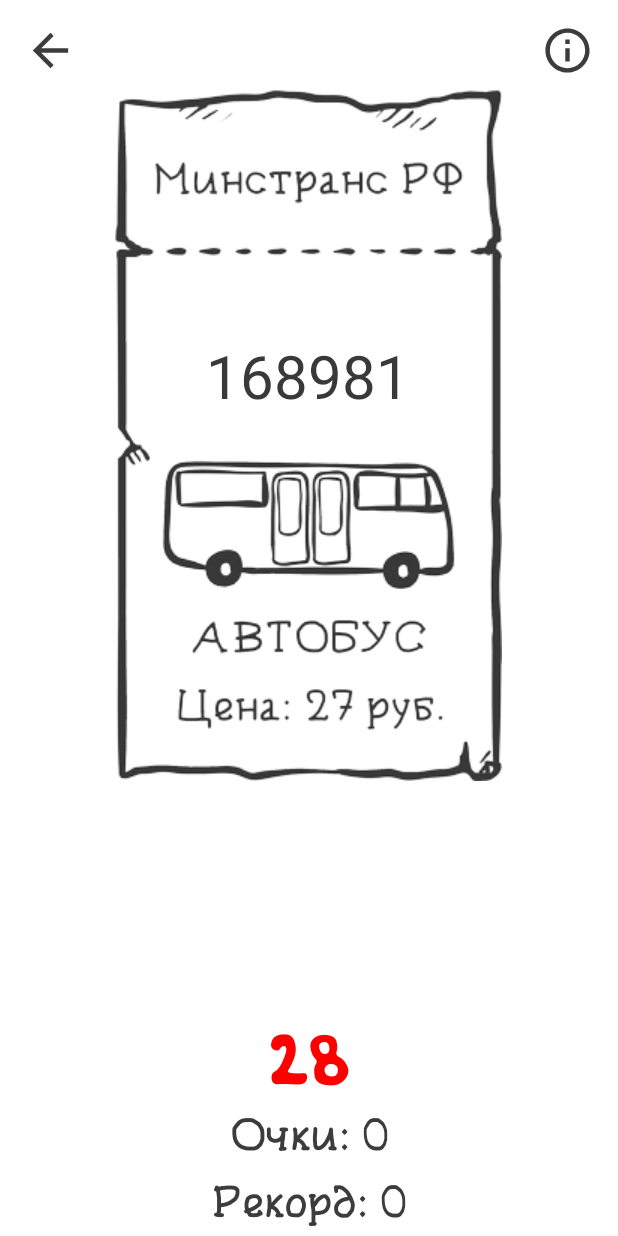
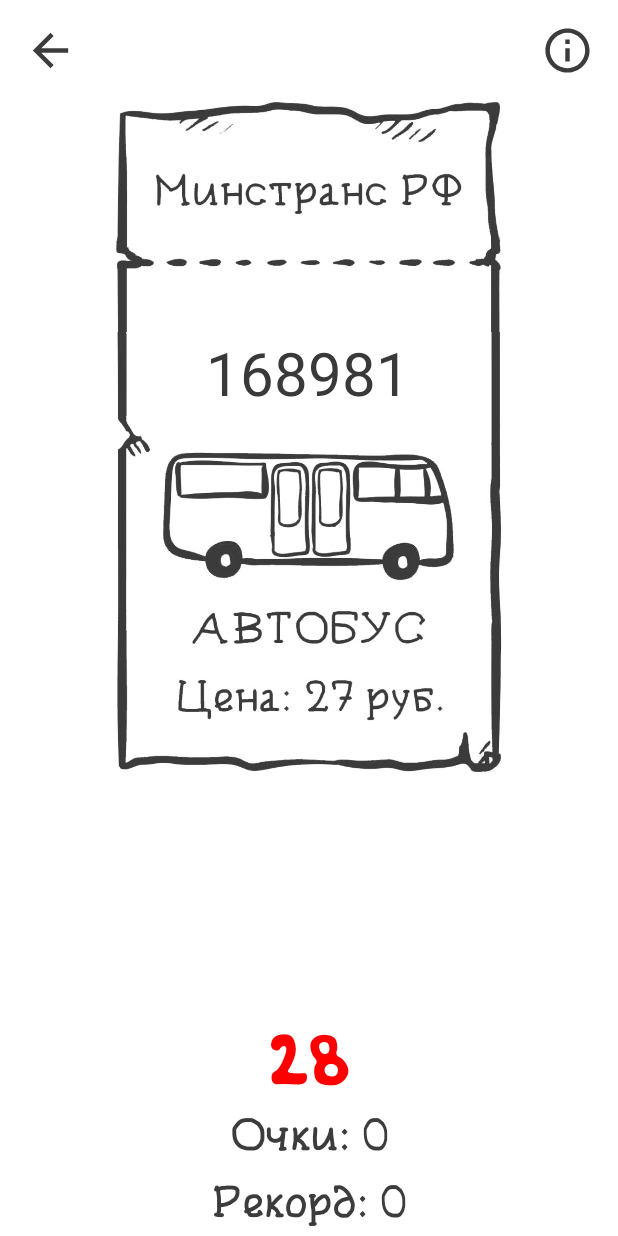
Before and after one commit to whatiamdoing/Ticket, an Android app: the fragment GameFragment shown on its own in the app's theme, on a phone screen of 412 x 824 dp. Run offline under Robolectric (Android 15) with nearby library versions, the phone set to English and light mode, and no system bars; our stand-ins replace Dagger/Hilt's generated code, RxJava; 6 statements that could not run were skipped.

Commit message:
Дизайн

```diff
--- a/app/src/main/java/com/ticket/ui/game/fragments/GameFragment.kt
+++ b/app/src/main/java/com/ticket/ui/game/fragments/GameFragment.kt
@@ -98,6 +98,8 @@
     }
 
     private fun startGame(){
+        btn_left?.setVisible()
+        btn_right?.setVisible()
         setNewTicket()
         mistakes = 0
         points = 0
--- a/app/src/main/res/layout/activity_login_screen.xml
+++ b/app/src/main/res/layout/activity_login_screen.xml
@@ -9,7 +9,7 @@
     <TextView
         android:id="@+id/hello"
         android:text="@string/hello"
-        android:fontFamily="@font/baufa_regular"
+        android:fontFamily="@font/baufra_regular"
         style="@style/baufra60.white"
         android:gravity="center"
         android:layout_width="match_parent"
--- a/app/src/main/res/layout/fragment_game.xml
+++ b/app/src/main/res/layout/fragment_game.xml
@@ -10,12 +10,13 @@
         android:layout_width="wrap_content"
         android:layout_height="wrap_content"
         android:layout_centerHorizontal="true"
-        android:layout_below="@id/upper_part">
+        android:layout_below="@id/upper_part"
+        android:layout_marginTop="@dimen/spacing_small_8">
 
         <androidx.appcompat.widget.AppCompatImageView
             android:id="@+id/iv_top"
-            android:layout_width="wrap_content"
-            android:layout_height="wrap_content"
+            android:layout_width="258dp"
+            android:layout_height="154dp"
             android:src="@drawable/bus_ticket_top"
             android:layout_centerHorizontal="true"
             android:layout_gravity="center"
@@ -24,7 +25,7 @@
 
         <androidx.appcompat.widget.AppCompatImageView
             android:id="@+id/iv_bottom"
-            android:layout_width="wrap_content"
+            android:layout_width="258dp"
             android:layout_height="wrap_content"
             android:layout_below="@id/iv_top"
             android:layout_centerHorizontal="true"
@@ -87,7 +88,7 @@
             android:layout_height="600dp"
             android:layout_gravity="center"
             android:layout_weight="1"
-            android:background="@android:color/transparent"/>
+            android:background="@android:color/transparent" />
 
         <androidx.appcompat.widget.AppCompatButton
             android:id="@+id/btn_right"
--- a/app/src/main/res/layout/fragment_one.xml
+++ b/app/src/main/res/layout/fragment_one.xml
@@ -40,7 +40,7 @@
 
     <TextView
         android:text="@string/rules_of_the_game_t"
-        style="@style/medium22.darkGray"
+        style="@style/medium22.dark_gray"
         android:layout_width="match_parent"
         android:layout_height="wrap_content"
         android:gravity="center"
--- a/app/src/main/res/layout/fragment_two.xml
+++ b/app/src/main/res/layout/fragment_two.xml
@@ -41,7 +41,7 @@
     <TextView
         android:text="@string/rules_of_the_game_f"
         android:textColor="@color/dark_grey"
-        style="@style/medium22.darkGray"
+        style="@style/medium22.dark_gray"
         android:layout_width="match_parent"
         android:layout_height="wrap_content"
         android:gravity="center"
```
Also changed, not shown: app/src/main/res/layout/item_records.xml (+4 -4 lines), app/src/main/res/values/styles.xml (+17 -4 lines), app/src/main/res/drawable/bus_ticket_bottom.jpg (added), app/src/main/res/drawable/bus_ticket_bottom.png (deleted), app/src/main/res/drawable/bus_ticket_top.jpg (added), app/src/main/res/drawable/bus_ticket_top.png (deleted), app/src/main/res/drawable/logo.png, app/src/main/res/font/baufra_regular.ttf (renamed from app/src/main/res/font/baufa_regular.ttf).
